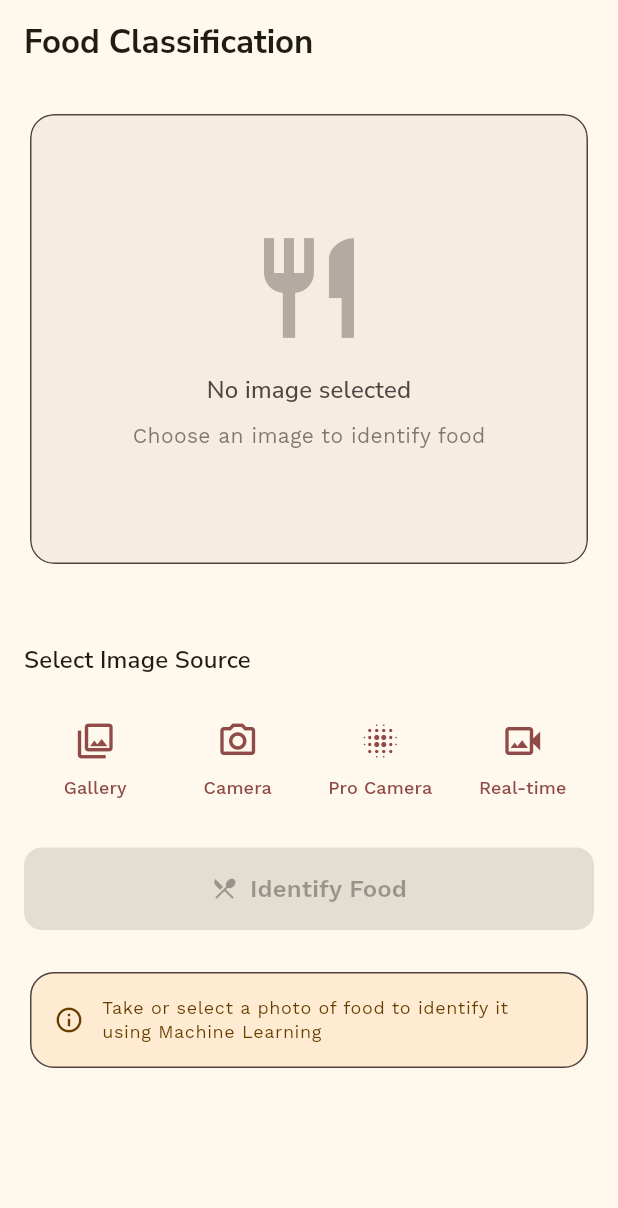
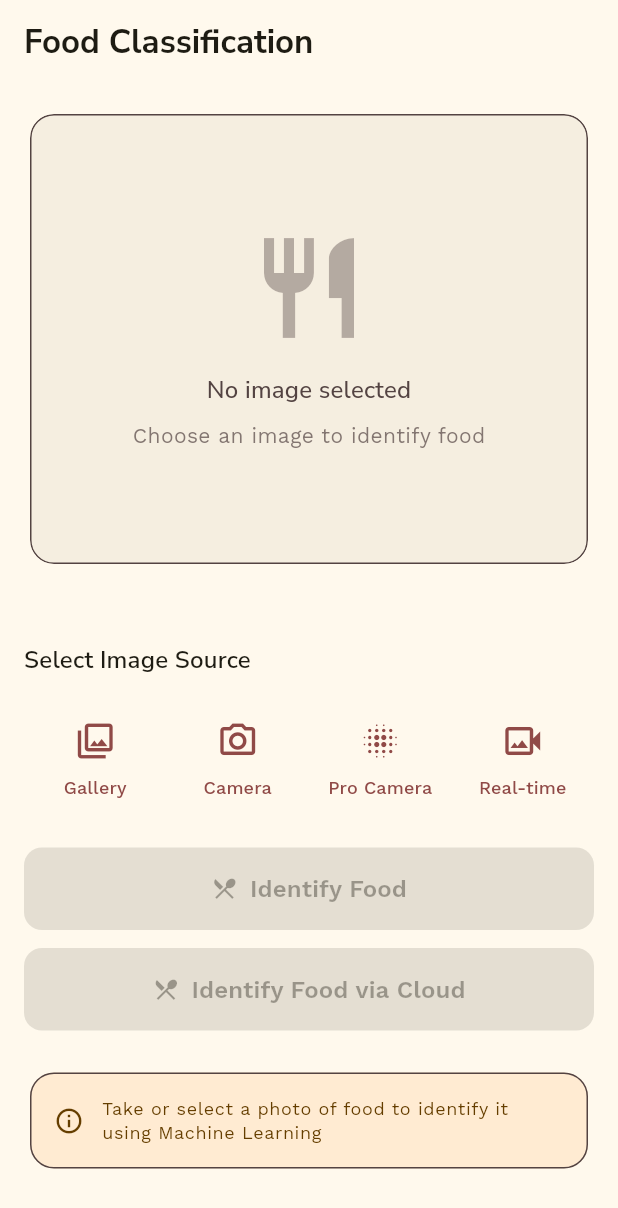
Before and after one commit to waffiqaziz/foodfo, a Flutter app: the screen it shows after launch, on a phone screen of 412 x 824 dp. Shown: the top 1208 px of the screen. Run offline on Flutter 3.47's test engine with Material 3 defaults, Android fonts, the phone set to English and light mode, and no system bars; our stand-ins replace camera, google_fonts, image_cropper, image_picker, logger; missing offline and left inert: tflite_flutter.

Commit message:
refactor: change application id

```diff
--- a/lib/controller/food_detail_provider.dart
+++ b/lib/controller/food_detail_provider.dart
@@ -1,8 +1,8 @@
 import 'dart:convert';
 
 import 'package:flutter/foundation.dart';
-import 'package:food_fo/model/meal_response.dart';
-import 'package:food_fo/utils/helper.dart';
+import 'package:foodfo/model/meal_response.dart';
+import 'package:foodfo/utils/helper.dart';
 import 'package:http/http.dart' as http;
 
 class FoodDetailProvider extends ChangeNotifier {
--- a/lib/controller/image_classification_provider.dart
+++ b/lib/controller/image_classification_provider.dart
@@ -1,6 +1,6 @@
 import 'package:camera/camera.dart';
 import 'package:flutter/foundation.dart';
-import 'package:food_fo/service/image_classification_service.dart';
+import 'package:foodfo/service/image_classification_service.dart';
 
 class ImageClassificationViewmodel extends ChangeNotifier {
   final ImageClassificationService _service;
--- a/lib/main.dart
+++ b/lib/main.dart
@@ -1,5 +1,5 @@
 import 'package:flutter/material.dart';
-import 'package:food_fo/app_root.dart';
+import 'package:foodfo/app_root.dart';
 
 void main() {
   runApp(const AppRoot());
--- a/lib/service/image_classification_service.dart
+++ b/lib/service/image_classification_service.dart
@@ -2,8 +2,8 @@ import 'dart:isolate';
 
 import 'package:camera/camera.dart';
 import 'package:flutter/services.dart';
-import 'package:food_fo/service/isolate_inference.dart';
-import 'package:food_fo/utils/helper.dart';
+import 'package:foodfo/service/isolate_inference.dart';
+import 'package:foodfo/utils/helper.dart';
 import 'package:tflite_flutter/tflite_flutter.dart';
 
 class ImageClassificationService {
--- a/lib/service/isolate_inference.dart
+++ b/lib/service/isolate_inference.dart
@@ -3,8 +3,8 @@ import 'dart:isolate';
 import 'dart:typed_data';
 
 import 'package:camera/camera.dart';
-import 'package:food_fo/utils/helper.dart';
-import 'package:food_fo/utils/image_utils.dart';
+import 'package:foodfo/utils/helper.dart';
+import 'package:foodfo/utils/image_utils.dart';
 import 'package:image/image.dart' as image_lib;
 import 'package:tflite_flutter/tflite_flutter.dart';
 
--- a/lib/ui/camera/camera_view.dart
+++ b/lib/ui/camera/camera_view.dart
@@ -2,7 +2,7 @@ import 'dart:io';
 
 import 'package:camera/camera.dart';
 import 'package:flutter/material.dart';
-import 'package:food_fo/utils/helper.dart';
+import 'package:foodfo/utils/helper.dart';
 
 class CameraView extends StatefulWidget {
   final Function(CameraImage cameraImage)? onImage;
--- a/lib/ui/camera/custom_camera_page.dart
+++ b/lib/ui/camera/custom_camera_page.dart
@@ -2,7 +2,7 @@ import 'dart:io';
 
 import 'package:camera/camera.dart';
 import 'package:flutter/material.dart';
-import 'package:food_fo/utils/helper.dart';
+import 'package:foodfo/utils/helper.dart';
 
 class CustomCameraPage extends StatelessWidget {
   const CustomCameraPage({super.key});
--- a/lib/ui/detail/detail_page.dart
+++ b/lib/ui/detail/detail_page.dart
@@ -1,7 +1,7 @@
 import 'package:flutter/material.dart';
-import 'package:food_fo/controller/food_detail_provider.dart';
-import 'package:food_fo/ui/detail/detail_body.dart';
-import 'package:food_fo/ui/detail/error_view.dart';
+import 'package:foodfo/controller/food_detail_provider.dart';
+import 'package:foodfo/ui/detail/detail_body.dart';
+import 'package:foodfo/ui/detail/error_view.dart';
 import 'package:provider/provider.dart';
 
 class FoodDetailScreen extends StatefulWidget {
--- a/lib/ui/detail/ingredients_card.dart
+++ b/lib/ui/detail/ingredients_card.dart
@@ -1,5 +1,5 @@
 import 'package:flutter/material.dart';
-import 'package:food_fo/model/meal_response.dart';
+import 'package:foodfo/model/meal_response.dart';
 
 class IngredientsCard extends StatelessWidget {
   final List<Ingredient> ingredients;
--- a/lib/ui/home/food_results_card.dart
+++ b/lib/ui/home/food_results_card.dart
@@ -1,5 +1,5 @@
 import 'package:flutter/material.dart';
-import 'package:food_fo/ui/detail/detail_page.dart';
+import 'package:foodfo/ui/detail/detail_page.dart';
 
 class FoodResultsCard extends StatelessWidget {
   final Map<String, num> classifications;
--- a/lib/ui/home/home_screen.dart
+++ b/lib/ui/home/home_screen.dart
@@ -1,10 +1,10 @@
 import 'package:flutter/material.dart';
-import 'package:food_fo/controller/home_provider.dart';
-import 'package:food_fo/theme/crop_image_theme.dart';
-import 'package:food_fo/ui/home/food_results_card.dart';
-import 'package:food_fo/ui/home/image_preview_card.dart';
-import 'package:food_fo/ui/home/image_source_button.dart';
-import 'package:food_fo/ui/home/info_card.dart';
+import 'package:foodfo/controller/home_provider.dart';
+import 'package:foodfo/theme/crop_image_theme.dart';
+import 'package:foodfo/ui/home/food_results_card.dart';
+import 'package:foodfo/ui/home/image_preview_card.dart';
+import 'package:foodfo/ui/home/image_source_button.dart';
+import 'package:foodfo/ui/home/info_card.dart';
 import 'package:provider/provider.dart';
 
 class HomeScreen extends StatelessWidget {
@@ -174,7 +174,71 @@ class HomeScreen extends StatelessWidget {
                     },
                   ),
 
+                  const SizedBox(height: 12),
+                   Consumer<HomeProvider>(
+                    builder: (context, provider, child) {
+                      final hasImage = provider.imagePath != null;
+
+                      if (provider.hasError && provider.errorMessage != null) {
+                        WidgetsBinding.instance.addPostFrameCallback((_) {
+                          ScaffoldMessenger.of(context).showSnackBar(
+                            SnackBar(
+                              content: Row(
+                                children: [
+                                  const Icon(
+                                    Icons.error_outline,
+                                    color: Colors.white,
+                                  ),
+                                  const SizedBox(width: 8),
+                                  Expanded(child: Text(provider.errorMessage!)),
+                                ],
+                              ),
+                              backgroundColor: Colors.red.shade700,
+                              behavior: SnackBarBehavior.floating,
+                              duration: const Duration(seconds: 4),
+                              action: SnackBarAction(
+                                label: 'Dismiss',
+                                textColor: Colors.white,
+                                onPressed: () {
+                                  ScaffoldMessenger.of(
+                                    context,
+                                  ).hideCurrentSnackBar();
+                                },
+                              ),
+                            ),
+                          );
+                          provider.clearError();
+                        });
+                      }
+
+                      return FilledButton.icon(
+                        onPressed: hasImage && !provider.isAnalyzing
+                            ? () => provider.analyzeImage()
+                            : null,
+                        icon: provider.isAnalyzing
+                            ? const SizedBox(
+                                width: 20,
+                                height: 20,
+                                child: CircularProgressIndicator(
+                                  strokeWidth: 2,
+                                  color: Colors.white,
+                                ),
+                              )
+                            : const Icon(Icons.restaurant_menu),
+                        label: Text(
+                          provider.isAnalyzing
+                              ? 'Analyzing...'
+                              : 'Identify Food via Cloud',
+                          style: const TextStyle(
+                            fontSize: 16,
+                            fontWeight: FontWeight.w600,
+                          ),
+                        ),
+                      );
+                    },
+                  ),
                   const SizedBox(height: 24),
+
 
                   // Info Card
                   InfoCard(),
--- a/pubspec.yaml
+++ b/pubspec.yaml
@@ -1,4 +1,4 @@
-name: food_fo
+name: foodfo
 description: "Food inFormation, clasify and help your needed."
 publish_to: 'none'
 version: 0.1.0
```
Also changed, not shown: lib/app_root.dart (+7 -7 lines), lib/controller/home_provider.dart (+5 -5 lines), lib/ui/camera/real_time_camera_page.dart (+4 -4 lines), lib/ui/detail/detail_body.dart (+4 -4 lines), 3 other files.
